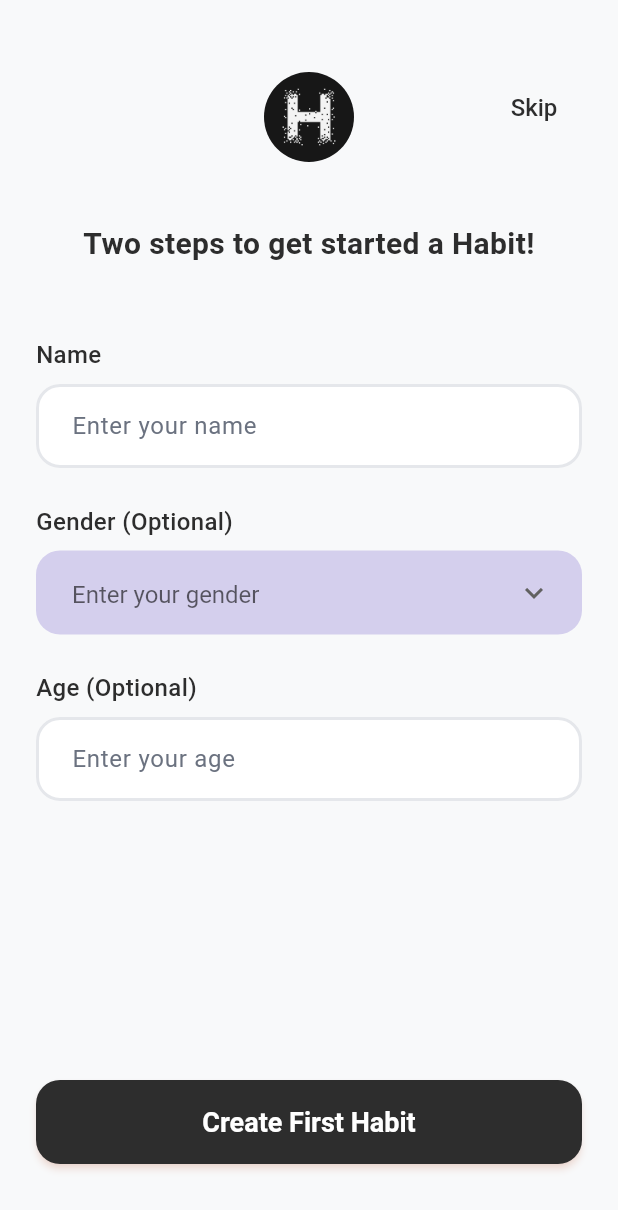
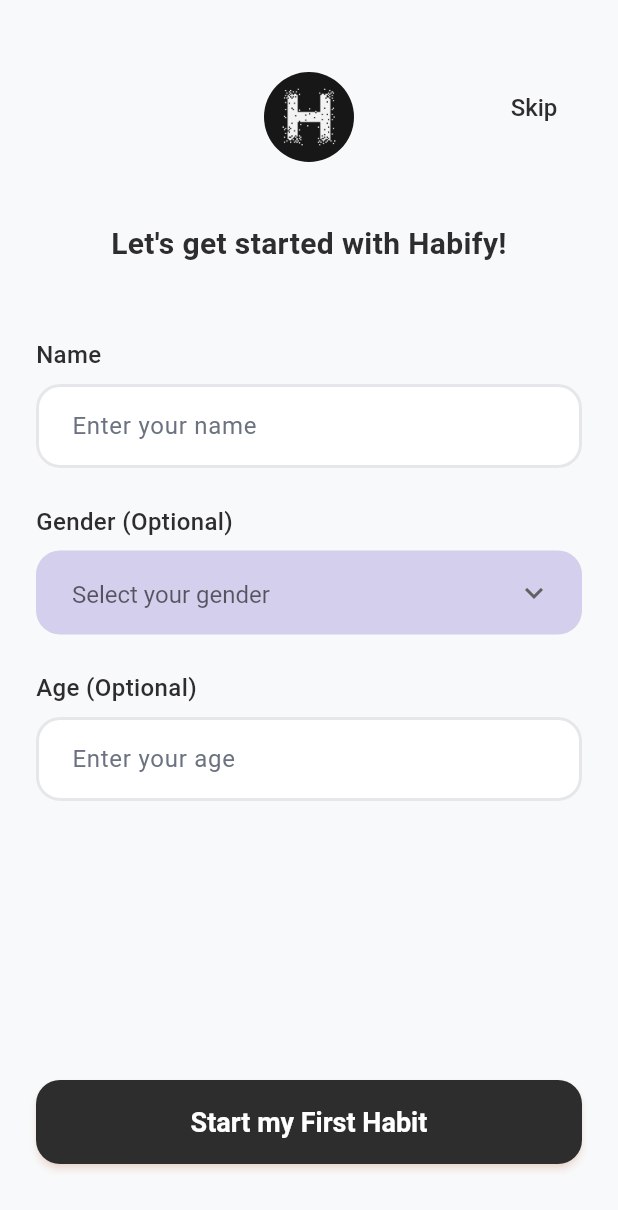
Before and after one commit to ahmed-sufi7/Habify, a Flutter app: the screen it shows after launch, swiped to page 2, on a phone screen of 412 x 824 dp. Shown: the top 1210 px of the screen. Run offline on Flutter 3.47's test engine with Material 3 defaults, Android fonts, the phone set to English and light mode, and no system bars; our stand-ins replace firebase_core, shared_preferences, sqflite; accounts and stored records are empty.

Commit message:
Text corrections

```diff
--- a/lib/screens/intro/intro_screen.dart
+++ b/lib/screens/intro/intro_screen.dart
@@ -105,10 +105,7 @@ class _IntroScreenState extends State<IntroScreen> {
       body: PageView(
         controller: _pageController,
         physics: const NeverScrollableScrollPhysics(),
-        children: [
-          _buildWelcomeScreen(),
-          _buildUserInfoForm(),
-        ],
+        children: [_buildWelcomeScreen(), _buildUserInfoForm()],
       ),
     );
   }
@@ -213,7 +210,7 @@ class _IntroScreenState extends State<IntroScreen> {
                   const Align(
                     alignment: Alignment.centerLeft,
                     child: Text(
-                      'Small habits, create big changes with Habify',
+                      'Build small habits, achieve big changes with Habify',
                       style: TextStyle(
                         fontSize: 18, // increase from 16
                         fontWeight: FontWeight.w500,
@@ -225,7 +222,7 @@ class _IntroScreenState extends State<IntroScreen> {
                   const Align(
                     alignment: Alignment.centerLeft,
                     child: Text(
-                      'Build a positive routine every day, achieving your life goals in a consistent and enjoyable way.',
+                      'Create positive habits every day, stay consistent, track your progress, and stay motivated with reminders and insights.',
                       style: TextStyle(
                         fontSize: 16, //increase from 14
                         fontWeight: FontWeight.w400,
@@ -331,7 +328,7 @@ class _IntroScreenState extends State<IntroScreen> {
 
             // Progress section
             const Text(
-              'Two steps to get started a Habit!',
+              'Let\'s get started with Habify!',
               textAlign: TextAlign.center,
               style: TextStyle(
                 fontSize: 20,
@@ -360,7 +357,8 @@ class _IntroScreenState extends State<IntroScreen> {
                     style: const TextStyle(
                       fontSize: 16,
                       fontWeight: FontWeight.w400,
-                      color: textPrimary, // Dark text color for contrast with white background
+                      color:
+                          textPrimary, // Dark text color for contrast with white background
                     ),
                     decoration: InputDecoration(
                       hintText: 'Enter your name',
@@ -413,19 +411,21 @@ class _IntroScreenState extends State<IntroScreen> {
                     style: const TextStyle(
                       fontSize: 16,
                       fontWeight: FontWeight.w400,
-                      color: textPrimary, // Dark text color for contrast with purple background
+                      color:
+                          textPrimary, // Dark text color for contrast with purple background
                     ),
-                    dropdownColor: backgroundPurple, // Match the field background color
+                    dropdownColor:
+                        backgroundPurple, // Match the field background color
                     icon: Container(
-                      margin: const EdgeInsets.only(right: 8), // Center the arrow better
-                      child: const Icon(
-                        Icons.keyboard_arrow_down,
-                        size: 24,
-                      ),
+                      margin: const EdgeInsets.only(
+                        right: 8,
+                      ), // Center the arrow better
+                      child: const Icon(Icons.keyboard_arrow_down, size: 24),
                     ),
-                    isExpanded: true, // Ensure dropdown fills the container width
+                    isExpanded:
+                        true, // Ensure dropdown fills the container width
                     decoration: InputDecoration(
-                      hintText: 'Enter your gender',
+                      hintText: 'Select your gender',
                       hintStyle: const TextStyle(
                         fontSize: 16,
                         color: textSecondary,
@@ -461,7 +461,8 @@ class _IntroScreenState extends State<IntroScreen> {
                               style: const TextStyle(
                                 fontSize: 16,
                                 fontWeight: FontWeight.w400,
-                                color: textPrimary, // Dark text in dropdown items
+                                color:
+                                    textPrimary, // Dark text in dropdown items
                               ),
                             ),
                           ),
@@ -490,7 +491,8 @@ class _IntroScreenState extends State<IntroScreen> {
                     style: const TextStyle(
                       fontSize: 16,
                       fontWeight: FontWeight.w400,
-                      color: textPrimary, // Dark text color for contrast with white background
+                      color:
+                          textPrimary, // Dark text color for contrast with white background
                     ),
                     decoration: InputDecoration(
                       hintText: 'Enter your age',
@@ -545,7 +547,7 @@ class _IntroScreenState extends State<IntroScreen> {
                   ),
                 ),
                 child: const Text(
-                  'Create First Habit',
+                  'Start my First Habit',
                   style: TextStyle(fontSize: 18, fontWeight: FontWeight.w600),
                 ),
               ),
```
